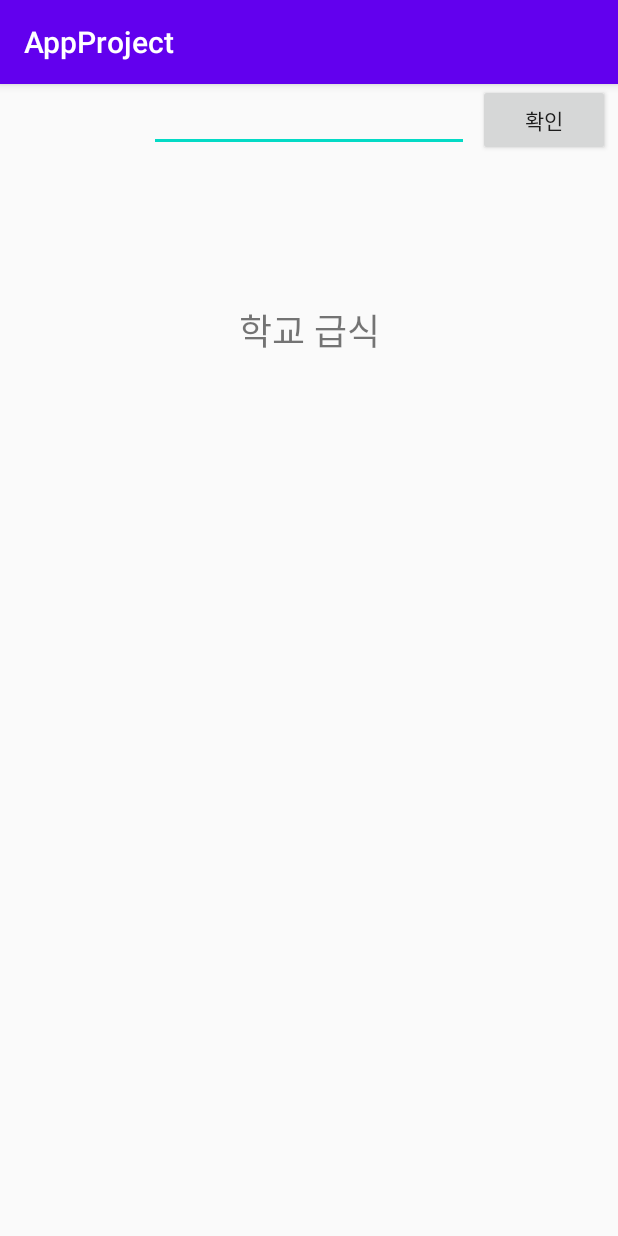
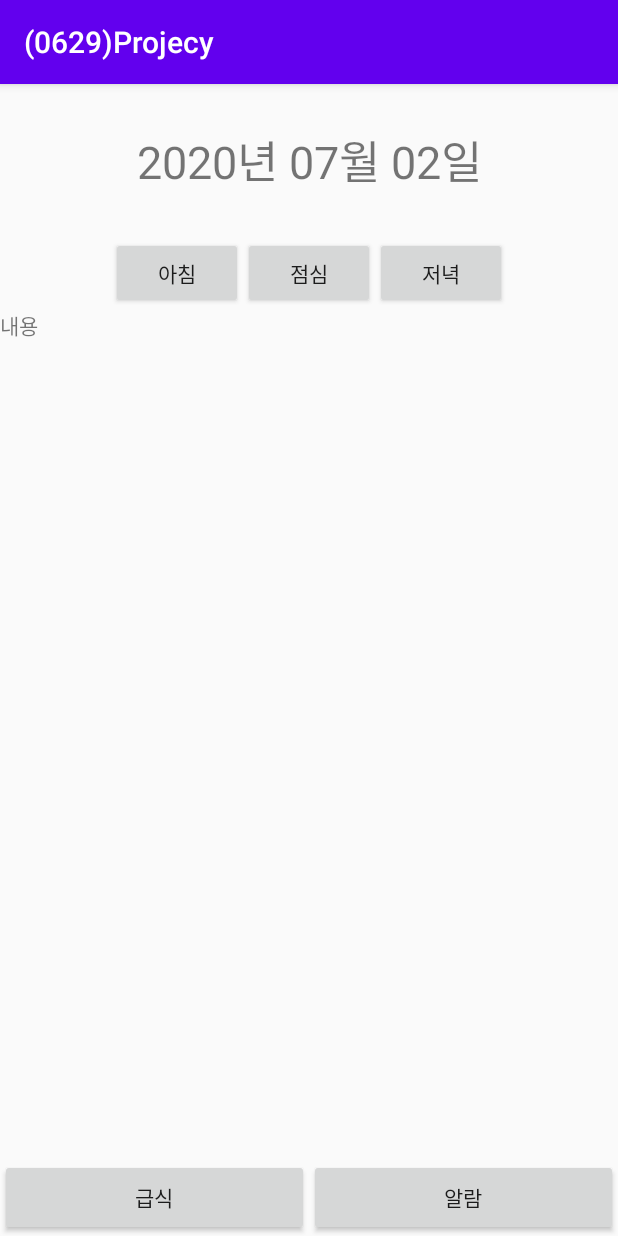
Before and after one commit to kkilkkippappa/2020_AppProject, an Android app: the screen it shows after launch (MainActivity), on a phone screen of 412 x 824 dp. Run offline under Robolectric (Android 15) with nearby library versions, the phone set to English and light mode, and no system bars.

Commit message:
0702 안드로이드 기본 구성 완료.
일단 기본 xml 구성 완료.

추후 수정사항이 있으면 변경하겠음

```diff
--- a/AppProject/app/src/main/AndroidManifest.xml
+++ b/AppProject/app/src/main/AndroidManifest.xml
@@ -1,6 +1,6 @@
 <?xml version="1.0" encoding="utf-8"?>
 <manifest xmlns:android="http://schemas.android.com/apk/res/android"
-    package="com.example.appproject">
+    package="com.example.a0629projecy">
 
     <application
         android:allowBackup="true"
@@ -16,6 +16,7 @@
                 <category android:name="android.intent.category.LAUNCHER" />
             </intent-filter>
         </activity>
+        <activity android:name=".FirstActivity"></activity>
+        <activity android:name=".AlarmActivity"></activity>
     </application>
-
 </manifest>
--- /dev/null
+++ b/AppProject/app/src/main/java/com/example/a0629projecy/MainActivity.java
@@ -0,0 +1,110 @@
+package com.example.a0629projecy;
+
+import androidx.appcompat.app.AppCompatActivity;
+
+import android.content.Intent;
+import android.os.Bundle;
+import android.view.View;
+import android.widget.Button;
+import android.widget.TextView;
+import android.widget.Toast;
+
+import org.jsoup.Jsoup;
+import org.jsoup.nodes.Document;
+import org.jsoup.select.Elements;
+import org.w3c.dom.Element;
+
+import java.io.IOException;
+import java.text.SimpleDateFormat;
+import java.util.Date;
+
+public class MainActivity extends AppCompatActivity {
+
+    TextView daytv, foodText;
+    Button dinner, breakfast, launch,
+            riceBtn, alarmBtn;
+
+    @Override
+    protected void onCreate(Bundle savedInstanceState) {
+        super.onCreate(savedInstanceState);
+        setContentView(R.layout.activity_main);
+
+        // id 매칭
+        daytv = findViewById(R.id.daytv);
+        foodText = findViewById(R.id.foodText);
+        dinner = findViewById(R.id.dinner);
+        breakfast = findViewById(R.id.breakfast);
+        launch = findViewById(R.id.launch);
+        riceBtn = findViewById(R.id.riceBtn);
+        alarmBtn = findViewById(R.id.alarmBtn);
+
+        // 현재 날짜 표현.
+        String newDate = RenewCurrentDate();
+        daytv.setText(newDate);
+
+        // 웹크롤링
+        try{
+            Document doc = Jsoup.connect("https://stu.gen.go.kr/edusys.jsp?page=sts_m42320").get();   // 나이스 주간 급식 사이트
+            Elements elements  = doc.select("#selContEducation");   //
+            // 학교 선택 -> #btnSearchSchool
+        }
+        catch (IOException e) {
+            e.printStackTrace();
+        }
+
+
+        // '아침' 버튼을 누르면 오늘 아침 메뉴를 foodText에 나타내기.
+        breakfast.setOnClickListener(new View.OnClickListener() {
+            @Override
+            public void onClick(View view) {
+                // 아침 식사
+            }
+        });
+
+        // '점심' 버튼을 누르면 오늘 점심 메뉴를 foodText에 나타내기.
+        launch.setOnClickListener(new View.OnClickListener() {
+            @Override
+            public void onClick(View view) {
+                // 점심 식사
+            }
+        });
+
+        // '저녁' 버튼을 누르면 오늘 저녁 메뉴를 foodText에 나타내기.
+        dinner.setOnClickListener(new View.OnClickListener() {
+            @Override
+            public void onClick(View view) {
+                // 저녁 식사
+            }
+        });
+
+
+        // '급식' 버튼을 누를때
+        // 현재 창은 급식 창이니까 실행이 되면 안된다.
+        riceBtn.setOnClickListener(new View.OnClickListener() {
+            @Override
+            public void onClick(View view) {
+                Toast.makeText(MainActivity.this, "급식이 이미 실행되고 있습니다.", Toast.LENGTH_SHORT).show();
+            }
+        });
+
+        // '알람' 버튼을 누를 때
+        alarmBtn.setOnClickListener(new View.OnClickListener() {
+            @Override
+            public void onClick(View view) {
+                // 알람창으로 가기
+
+            }
+        });
+
+    }
+
+    // 현재 날짜를 가져오는 메소드.
+    public static String RenewCurrentDate(){
+        long now = System.currentTimeMillis();
+        Date date = new Date(now);
+        // 받아온 날짜를 yyyy년 mm월 dd일 형식으로 표현해준다.
+        SimpleDateFormat format = new SimpleDateFormat("yyyy년 MM월 dd일");
+        String CurrentDate = format.format(date);
+        return CurrentDate;
+    }
+}
--- a/AppProject/app/src/main/res/layout/activity_main.xml
+++ b/AppProject/app/src/main/res/layout/activity_main.xml
@@ -1,5 +1,5 @@
 <?xml version="1.0" encoding="utf-8"?>
-<androidx.constraintlayout.widget.ConstraintLayout xmlns:android="http://schemas.android.com/apk/res/android"
+<LinearLayout xmlns:android="http://schemas.android.com/apk/res/android"
     xmlns:app="http://schemas.android.com/apk/res-auto"
     xmlns:tools="http://schemas.android.com/tools"
     android:layout_width="match_parent"
@@ -8,35 +8,75 @@
     android:orientation="vertical">
 
     <TextView
+        android:id="@+id/daytv"
+        android:layout_width="match_parent"
+        android:layout_height="0dp"
+        android:layout_weight="2"
+        android:gravity="center"
+        android:text="2020년 1월 1일"
+        android:textSize="30sp"
+        >
+    </TextView>
+
+    <LinearLayout
+        android:layout_width="match_parent"
+        android:layout_height="0dp"
+        android:layout_weight="12"
+        android:gravity="center"
+        android:orientation="vertical">
+
+        <LinearLayout
+            android:layout_width="match_parent"
+            android:layout_height="wrap_content"
+            android:layout_gravity="center|top"
+            android:gravity="center"
+            >
+
+            <Button
+                android:id="@+id/breakfast"
                 android:layout_width="wrap_content"
                 android:layout_height="wrap_content"
-        android:text="학교 급식"
-        android:textSize="24sp"
-        app:layout_constraintBottom_toBottomOf="parent"
-        app:layout_constraintLeft_toLeftOf="parent"
-        app:layout_constraintRight_toRightOf="parent"
-        app:layout_constraintTop_toTopOf="parent"
-        app:layout_constraintVertical_bias="0.199" />
+                android:text="아침"></Button>
 
-    <EditText
-        android:id="@+id/schoolName"
+            <Button
+                android:id="@+id/launch"
                 android:layout_width="wrap_content"
                 android:layout_height="wrap_content"
-        android:ems="10"
-        android:inputType="textPersonName"
-        app:layout_constraintEnd_toEndOf="parent"
-        app:layout_constraintStart_toStartOf="parent"
-        tools:layout_editor_absoluteY="201dp"
-        tools:ignore="MissingConstraints" />
+                android:text="점심"></Button>
 
             <Button
-        android:id="@+id/okBtn"
+                android:id="@+id/dinner"
                 android:layout_width="wrap_content"
                 android:layout_height="wrap_content"
-        android:text="확인"
-        app:layout_constraintEnd_toEndOf="parent"
-        app:layout_constraintStart_toEndOf="@+id/schoolName"
-        tools:layout_editor_absoluteY="200dp"
-        tools:ignore="MissingConstraints" />
+                android:text="저녁"></Button>
+        </LinearLayout>
+        <TextView
+            android:layout_width="match_parent"
+            android:layout_height="match_parent"
+            android:id="@+id/foodText"
+            android:text="내용">
+        </TextView>
+    </LinearLayout>
 
-</androidx.constraintlayout.widget.ConstraintLayout>
+    <LinearLayout
+        android:layout_width="match_parent"
+        android:layout_height="0dp"
+        android:layout_weight="1"
+        android:orientation="horizontal"
+        android:layout_gravity="bottom">
+        <Button
+            android:id="@+id/riceBtn"
+            android:layout_width="0dp"
+            android:layout_height="match_parent"
+            android:layout_weight="1"
+            android:text="급식">
+        </Button>
+        <Button
+            android:id="@+id/alarmBtn"
+            android:layout_width="0dp"
+            android:layout_height="match_parent"
+            android:layout_weight="1"
+            android:text="알람">
+        </Button>
+    </LinearLayout>
+</LinearLayout>
--- a/AppProject/app/src/main/res/values/strings.xml
+++ b/AppProject/app/src/main/res/values/strings.xml
@@ -1,3 +1,3 @@
 <resources>
-    <string name="app_name">AppProject</string>
+    <string name="app_name">(0629)Projecy</string>
 </resources>
--- a/AppProject/app/src/main/res/values/styles.xml
+++ b/AppProject/app/src/main/res/values/styles.xml
@@ -1,5 +1,4 @@
 <resources>
-
     <!-- Base application theme. -->
     <style name="AppTheme" parent="Theme.AppCompat.Light.DarkActionBar">
         <!-- Customize your theme here. -->
--- a/AppProject/gradle.properties
+++ b/AppProject/gradle.properties
@@ -6,13 +6,13 @@
 # http://www.gradle.org/docs/current/userguide/build_environment.html
 # Specifies the JVM arguments used for the daemon process.
 # The setting is particularly useful for tweaking memory settings.
-org.gradle.jvmargs=-Xmx1536m
+org.gradle.jvmargs=-Xmx2048m
 # When configured, Gradle will run in incubating parallel mode.
 # This option should only be used with decoupled projects. More details, visit
 # http://www.gradle.org/docs/current/userguide/multi_project_builds.html#sec:decoupled_projects
 # org.gradle.parallel=true
 # AndroidX package structure to make it clearer which packages are bundled with the
-# Android operating system, and which are packaged with your app's APK
+# Android operating system, and which are packaged with your app"s APK
 # https://developer.android.com/topic/libraries/support-library/androidx-rn
 android.useAndroidX=true
 # Automatically convert third-party libraries to use AndroidX
--- a/AppProject/settings.gradle
+++ b/AppProject/settings.gradle
@@ -1,2 +1,2 @@
-rootProject.name='AppProject'
 include ':app'
+rootProject.name = "(0629)Projecy"
```
Also changed, not shown: AppProject/app/build.gradle (+8 -8 lines), AppProject/app/src/main/java/com/example/a0629projecy/AlarmActivity.java (added, +40 -0 lines), AppProject/app/src/main/java/com/example/a0629projecy/FirstActivity.java (added, +41 -0 lines), AppProject/app/src/main/res/layout/activity_alarm.xml (added, +36 -0 lines), AppProject/app/src/main/res/layout/activity_first.xml (added, +71 -0 lines), AppProject/build.gradle (+1 -6 lines), AppProject/app/src/main/res/values/colors.xml (line endings or trailing spaces), AppProject/gradle/wrapper/gradle-wrapper.properties, 4 other files. Lines whose indentation alone changed are shown as unchanged.
